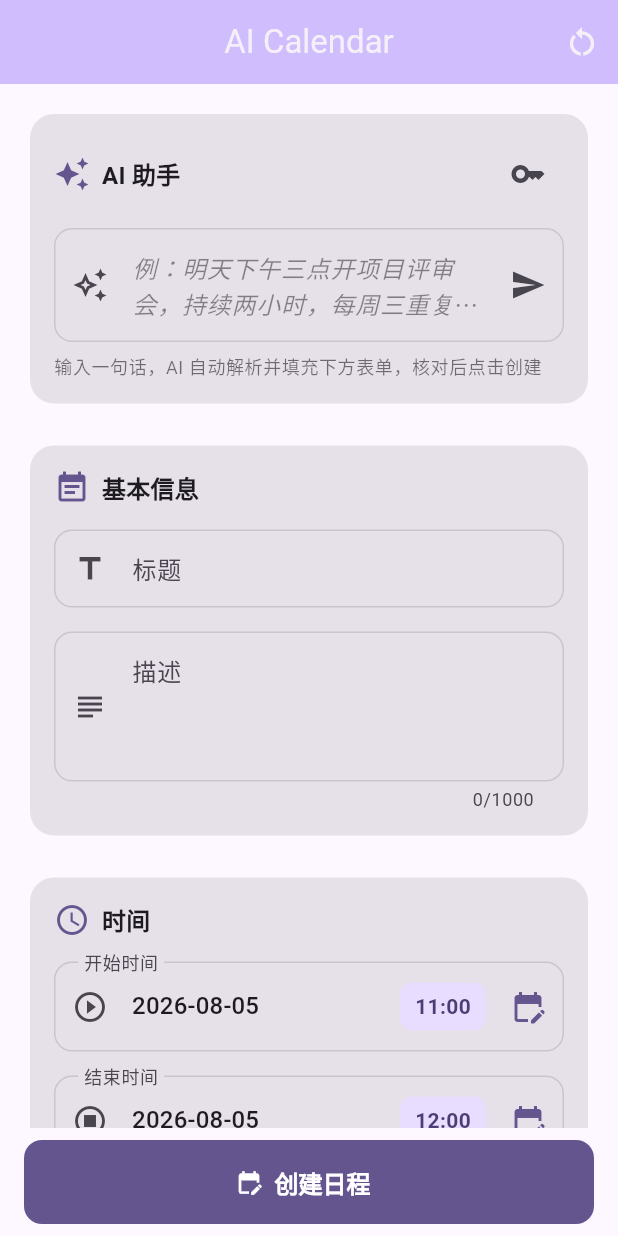
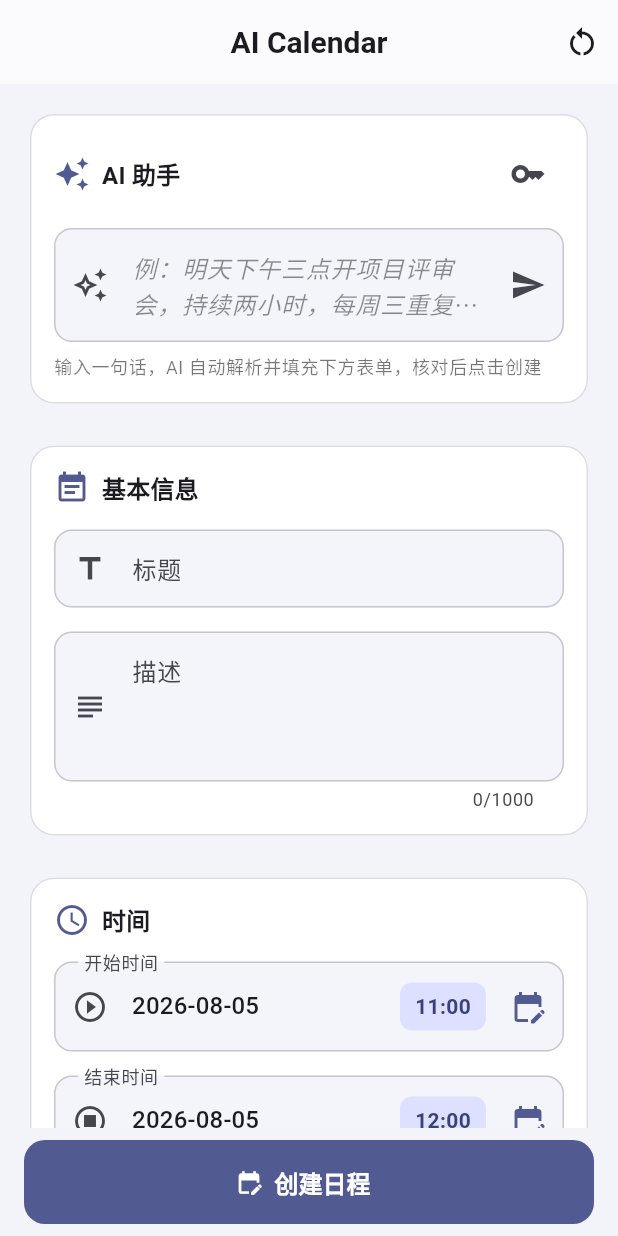
Before and after one commit to sunshj/ai_calendar, a Flutter app: the screen it shows after launch, on a phone screen of 412 x 824 dp. Run offline on Flutter 3.47's test engine with Material 3 defaults, Android fonts, the phone set to English and light mode, and no system bars; our stand-ins replace flutter_riverpod, go_router, shared_preferences.

Commit message:
fix(ai): start recurring series from next future occurrence; zh-CN localization; restyle theme

```diff
--- a/lib/app.dart
+++ b/lib/app.dart
@@ -1,4 +1,5 @@
 import 'package:flutter/material.dart';
+import 'package:flutter_localizations/flutter_localizations.dart';
 import 'package:flutter_riverpod/flutter_riverpod.dart';
 
 import 'core/router/app_router.dart';
@@ -17,6 +18,12 @@ class MyApp extends ConsumerWidget {
       theme: AppTheme.lightTheme,
       darkTheme: AppTheme.darkTheme,
       themeMode: ThemeMode.system,
+      locale: const Locale('zh', 'CN'),
+      supportedLocales: const [
+        Locale('zh', 'CN'),
+        Locale('en'),
+      ],
+      localizationsDelegates: GlobalMaterialLocalizations.delegates,
       routerConfig: router,
     );
   }
--- a/lib/core/theme/app_theme.dart
+++ b/lib/core/theme/app_theme.dart
@@ -1,14 +1,14 @@
 import 'package:flutter/material.dart';
 
 class AppTheme {
-  static const Color seedColor = Color(0xFF6750A4);
+  static const Color seedColor = Color(0xFF4A5CC5);
 
   static ThemeData get lightTheme {
     final colorScheme = ColorScheme.fromSeed(
       seedColor: seedColor,
       brightness: Brightness.light,
     );
-    return _buildTheme(colorScheme);
+    return _buildTheme(colorScheme, Brightness.light);
   }
 
   static ThemeData get darkTheme {
@@ -16,23 +16,40 @@ class AppTheme {
       seedColor: seedColor,
       brightness: Brightness.dark,
     );
-    return _buildTheme(colorScheme);
+    return _buildTheme(colorScheme, Brightness.dark);
   }
 
-  static ThemeData _buildTheme(ColorScheme colorScheme) {
+  static ThemeData _buildTheme(ColorScheme colorScheme, Brightness brightness) {
+    final isLight = brightness == Brightness.light;
+    final surface = isLight ? const Color(0xFFFBFBFE) : colorScheme.surface;
+    final cardColor = isLight ? Colors.white : colorScheme.surfaceContainerHigh;
+
     return ThemeData(
       useMaterial3: true,
       colorScheme: colorScheme,
+      scaffoldBackgroundColor: isLight
+          ? const Color(0xFFF3F4FA)
+          : colorScheme.surface,
       appBarTheme: AppBarTheme(
-        backgroundColor: colorScheme.inversePrimary,
-        foregroundColor: colorScheme.onInverseSurface,
+        backgroundColor: surface,
+        foregroundColor: colorScheme.onSurface,
         centerTitle: true,
         elevation: 0,
+        scrolledUnderElevation: 2,
+        titleTextStyle: TextStyle(
+          color: colorScheme.onSurface,
+          fontSize: 20,
+          fontWeight: FontWeight.w700,
+        ),
       ),
       inputDecorationTheme: InputDecorationTheme(
         filled: true,
+        fillColor: isLight
+            ? const Color(0xFFF4F5FB)
+            : colorScheme.surfaceContainerHighest,
         border: OutlineInputBorder(
           borderRadius: BorderRadius.circular(12),
+          borderSide: BorderSide.none,
         ),
         enabledBorder: OutlineInputBorder(
           borderRadius: BorderRadius.circular(12),
@@ -51,7 +68,7 @@ class AppTheme {
         style: FilledButton.styleFrom(
           minimumSize: const Size(double.infinity, 56),
           shape: RoundedRectangleBorder(
-            borderRadius: BorderRadius.circular(12),
+            borderRadius: BorderRadius.circular(14),
           ),
           textStyle: const TextStyle(
             fontSize: 16,
@@ -61,9 +78,38 @@ class AppTheme {
       ),
       cardTheme: CardThemeData(
         elevation: 0,
-        color: colorScheme.surfaceContainerHighest,
+        color: cardColor,
+        surfaceTintColor: Colors.transparent,
         shape: RoundedRectangleBorder(
           borderRadius: BorderRadius.circular(16),
+          side: BorderSide(color: colorScheme.outlineVariant.withValues(alpha: 0.6)),
+        ),
+      ),
+      chipTheme: ChipThemeData(
+        shape: RoundedRectangleBorder(
+          borderRadius: BorderRadius.circular(10),
+        ),
+        side: BorderSide(color: colorScheme.outlineVariant),
+        selectedColor: colorScheme.primaryContainer,
+        labelStyle: TextStyle(
+          color: colorScheme.onSurface,
+          fontWeight: FontWeight.w500,
+        ),
+      ),
+      snackBarTheme: SnackBarThemeData(
+        behavior: SnackBarBehavior.floating,
+        shape: RoundedRectangleBorder(
+          borderRadius: BorderRadius.circular(12),
+        ),
+      ),
+      datePickerTheme: DatePickerThemeData(
+        shape: RoundedRectangleBorder(
+          borderRadius: BorderRadius.circular(20),
+        ),
+      ),
+      timePickerTheme: TimePickerThemeData(
+        shape: RoundedRectangleBorder(
+          borderRadius: BorderRadius.circular(20),
         ),
       ),
     );
--- a/lib/features/ai/service/ai_service.dart
+++ b/lib/features/ai/service/ai_service.dart
@@ -72,7 +72,7 @@ class AiService {
         if (decoded == null) {
           throw const AiParseException('AI 返回的内容不是合法 JSON');
         }
-        return scheduleFromLlmJson(decoded);
+        return scheduleFromLlmJson(decoded, now: currentTime);
       } on AiParseException catch (e) {
         if (attempt == _maxAttempts - 1) rethrow;
         // 追加一轮纠错：告诉模型上次输出无法解析，重新只输出 JSON。
--- a/pubspec.yaml
+++ b/pubspec.yaml
@@ -10,6 +10,9 @@ dependencies:
   flutter:
     sdk: flutter
 
+  flutter_localizations:
+    sdk: flutter
+
   cupertino_icons: ^1.0.8
 
   flutter_riverpod: ^2.6.1
@@ -19,7 +22,7 @@ dependencies:
 
   permission_handler: ^11.3.1
 
-  intl: ^0.20.2
+  intl: ^0.19.0
 
   http: ^1.3.0
   shared_preferences: ^2.3.0
```
Also changed, not shown: lib/features/ai/parser/schedule_parser.dart (+51 -2 lines), lib/features/ai/prompt/system_prompt.dart (+24 -1 lines), pubspec.lock, 1 other file.
